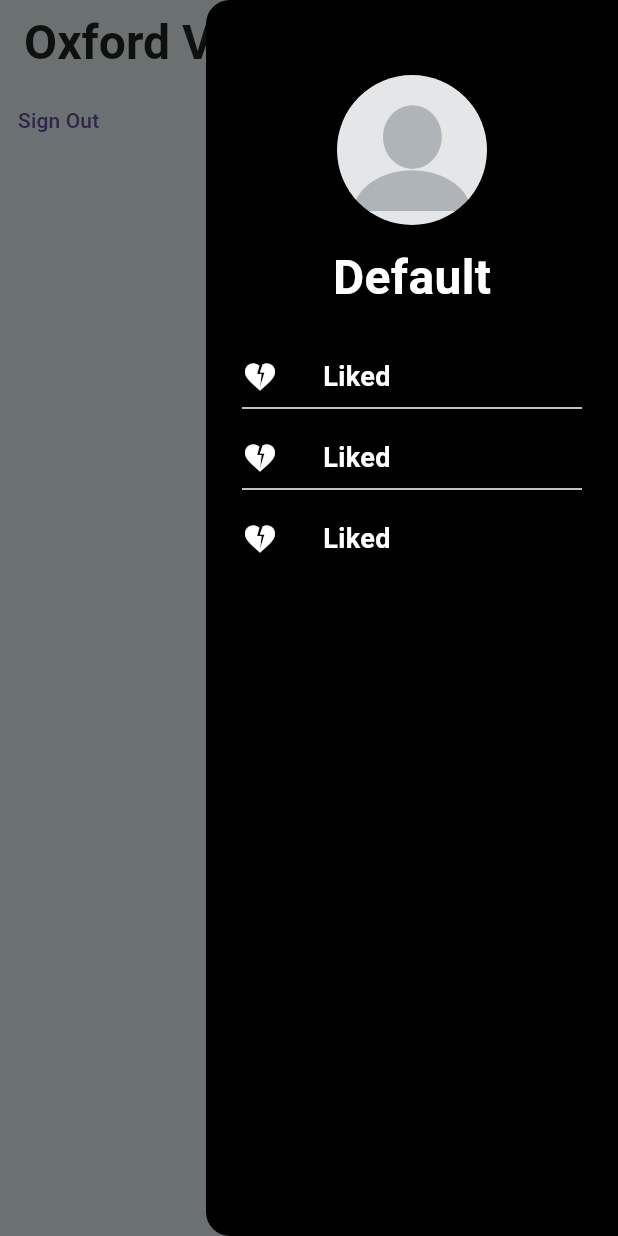
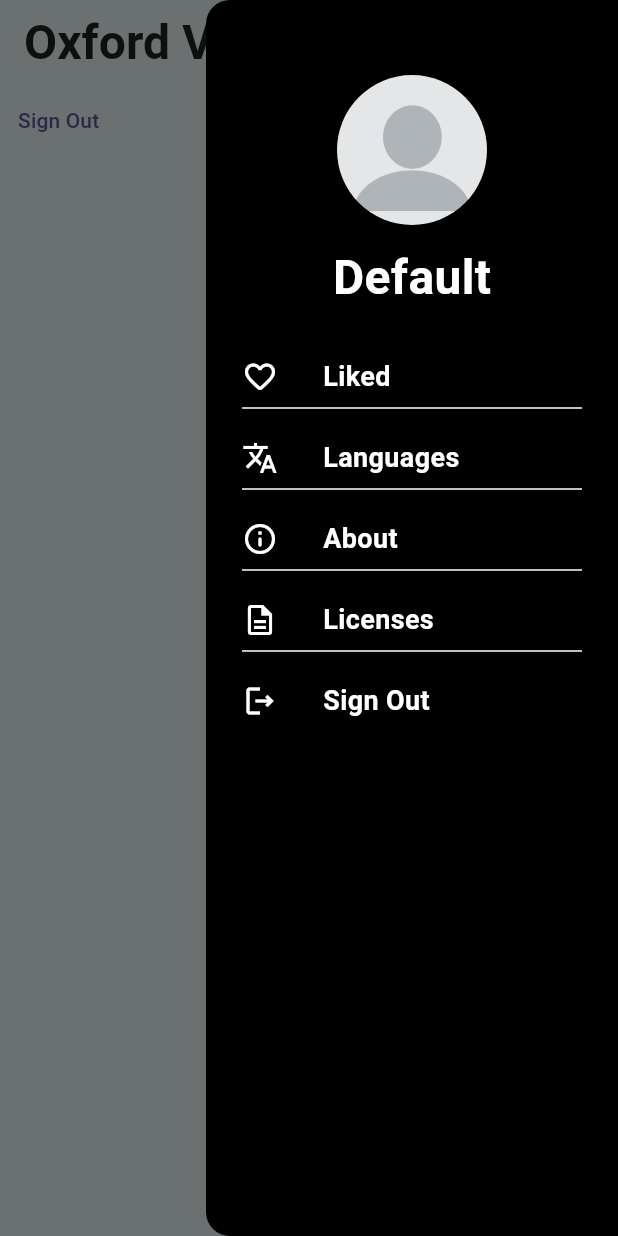
Before and after one commit to AkifhanIlgaz/oxford-vocabulary-app, a Flutter app: the HomeScreen screen opened directly, with the side drawer open, on a phone screen of 412 x 824 dp. Run offline on Flutter 3.47's test engine with Material 3 defaults, Android fonts, the phone set to English and light mode, and no system bars; our stand-ins replace cloud_firestore, email_validator, firebase_auth, firebase_core, flutter_svg, google_sign_in and 2 more; accounts and stored records are empty; generated files the repository leaves out were written again; Roboto replaces fonts that are missing (Montserrat).

Commit message:
update settings items

```diff
--- a/lib/utilities/constants.dart
+++ b/lib/utilities/constants.dart
@@ -5,18 +5,28 @@ const userBoxName = "userBox";
 
 final List<DrawerItem> settingsItems = [
   DrawerItem(
-    icon: Icons.heart_broken_sharp,
+    icon: Icons.favorite_outline_rounded,
     title: "Liked",
     onTap: () {},
   ),
   DrawerItem(
-    icon: Icons.heart_broken_sharp,
-    title: "Liked",
+    icon: Icons.translate,
+    title: "Languages",
     onTap: () {},
   ),
   DrawerItem(
-    icon: Icons.heart_broken_sharp,
-    title: "Liked",
+    icon: Icons.info_outline_rounded,
+    title: "About",
+    onTap: () {},
+  ),
+  DrawerItem(
+    icon: Icons.description_outlined,
+    title: "Licenses",
+    onTap: () {},
+  ),
+  DrawerItem(
+    icon: Icons.logout_outlined,
+    title: "Sign Out",
     onTap: () {},
   ),
 ];
```
